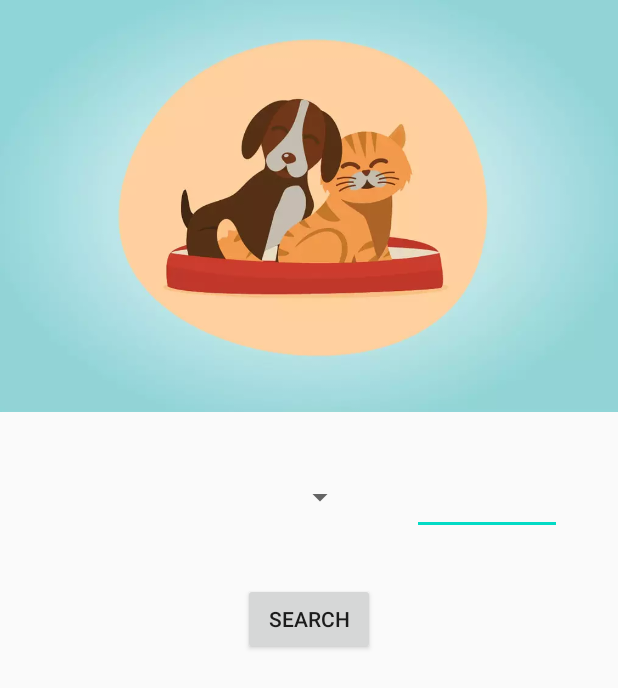
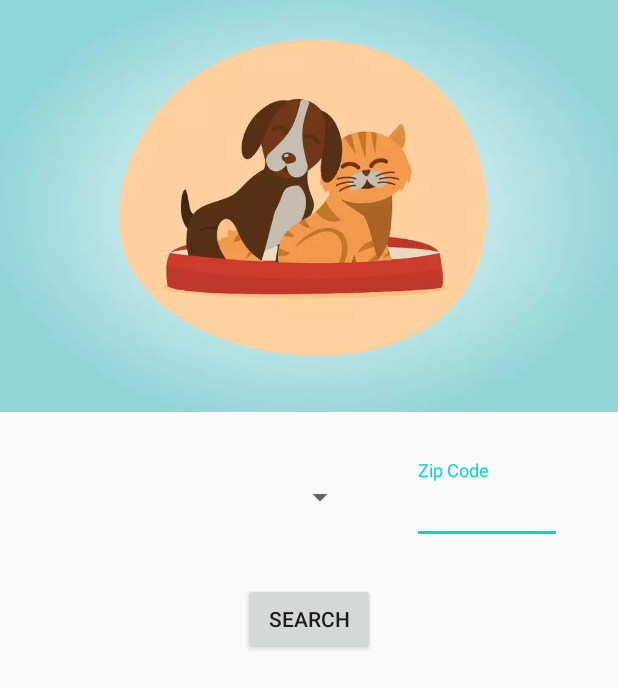
Before and after one commit to luisdelae/MvvmPetFinderApp, an Android app: the layout fragment_search.xml on its own in the app's theme, with its tools: preview values and no code run, on a phone screen of 412 x 824 dp. Shown: the top 688 px of the screen. Run offline under Robolectric (Android 15) with nearby library versions, the phone set to English and light mode, and no system bars.

```diff
--- a/app/src/main/res/layout/fragment_search.xml
+++ b/app/src/main/res/layout/fragment_search.xml
@@ -1,10 +1,14 @@
 <?xml version="1.0" encoding="utf-8"?>
-<androidx.constraintlayout.widget.ConstraintLayout xmlns:android="http://schemas.android.com/apk/res/android"
+<ScrollView xmlns:android="http://schemas.android.com/apk/res/android"
     xmlns:app="http://schemas.android.com/apk/res-auto"
     xmlns:tools="http://schemas.android.com/tools"
+    android:layout_height="match_parent"
     android:layout_width="match_parent"
-    android:layout_height="match_parent"
     tools:context=".search.SearchFragment">
+
+    <androidx.constraintlayout.widget.ConstraintLayout
+        android:layout_width="match_parent"
+        android:layout_height="wrap_content">
 
         <ImageView
             android:id="@+id/search_top_image"
@@ -21,23 +25,32 @@
             android:layout_width="200dp"
             android:layout_height="50dp"
             android:layout_marginTop="32dp"
-        app:layout_constraintEnd_toStartOf="@id/zip_code"
+            app:layout_constraintEnd_toStartOf="@id/zip_code_layout"
             app:layout_constraintStart_toStartOf="parent"
             app:layout_constraintTop_toBottomOf="@id/search_top_image" />
 
-    <EditText
-        android:id="@+id/zip_code"
+        <com.google.android.material.textfield.TextInputLayout
+            android:id="@+id/zip_code_layout"
             android:layout_width="100dp"
-        android:layout_height="50dp"
+            android:layout_height="wrap_content"
             android:layout_marginTop="32dp"
             app:layout_constraintStart_toEndOf="@id/pet_type_spinner"
             app:layout_constraintEnd_toEndOf="parent"
             app:layout_constraintTop_toBottomOf="@id/search_top_image"
-        android:autofillHints="@string/zip_code"
+            android:hint="@string/zip_code">
+
+            <com.google.android.material.textfield.TextInputEditText
+                android:layout_height="match_parent"
+                android:layout_width="match_parent"
+                android:id="@+id/zip_code_edit_text"
                 android:digits="0123456789"
                 android:inputType="number"
                 android:maxLength="5"
-        android:labelFor="@id/zip_code" />
+                android:labelFor="@id/zip_code_edit_text" />
+
+        </com.google.android.material.textfield.TextInputLayout>
+
+
 
         <Button
             android:id="@+id/search_button"
@@ -48,5 +61,5 @@
             app:layout_constraintEnd_toEndOf="parent"
             android:layout_marginTop="32dp"
             android:text="@string/search" />
-
     </androidx.constraintlayout.widget.ConstraintLayout>
+</ScrollView>
```
Also changed, not shown: app/src/main/java/com/example/mvvmpetfinder/search/SearchFragment.kt (+47 -18 lines). Lines whose indentation alone changed are shown as unchanged.
